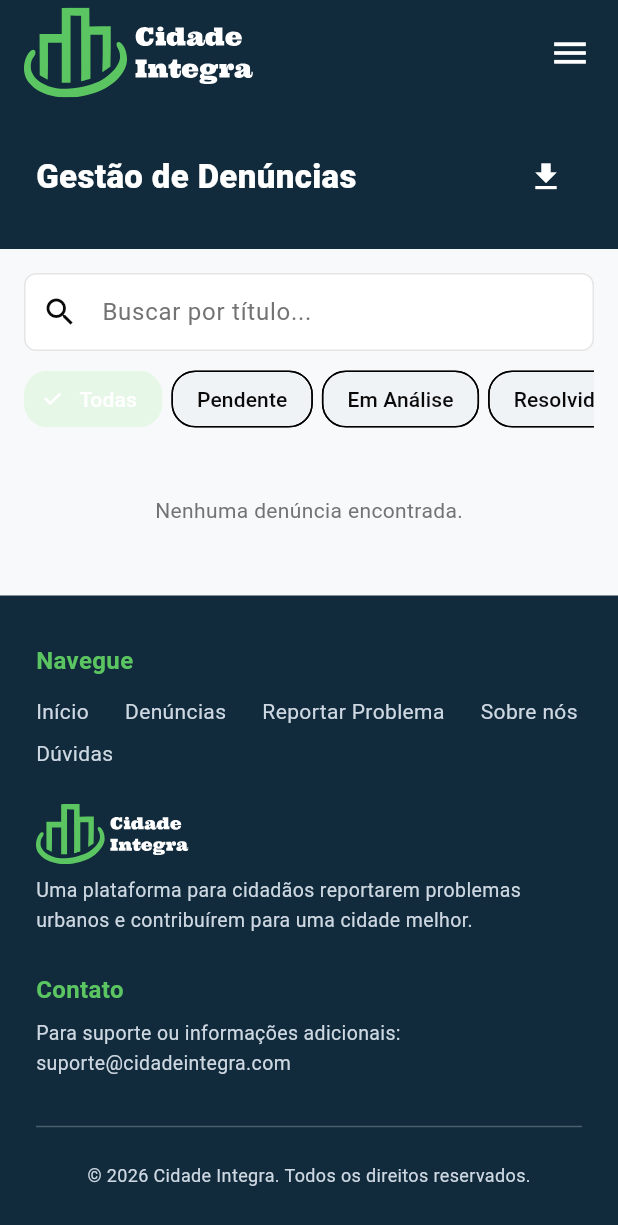
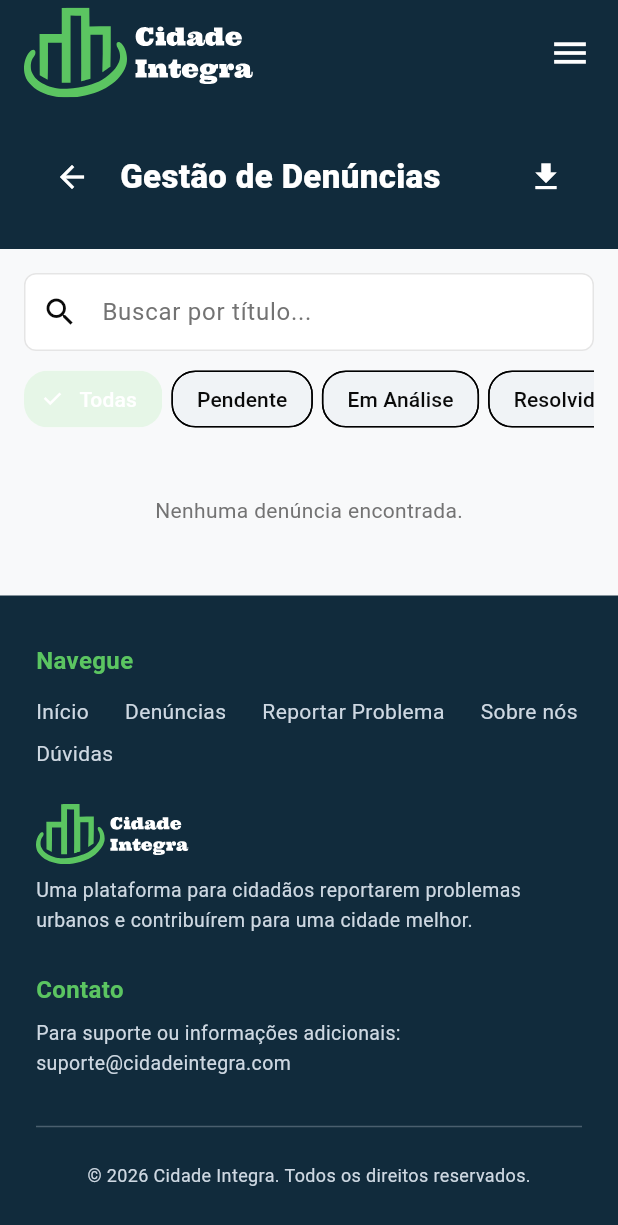
Before and after one commit to cidade-integra/cidade-integra-mobile, a Flutter app: the AdminDenunciasScreen screen opened by its route, on a phone screen of 412 x 824 dp. Shown: the top 1225 px of the screen. Run offline on Flutter 3.47's test engine with Material 3 defaults, Android fonts, the phone set to English and light mode, and no system bars; our stand-ins replace cloud_firestore, firebase_auth, firebase_core, flutter_map, flutter_svg, go_router and 5 more; accounts and stored records are empty.

Commit message:
feat: add back navigation buttons to admin management screens

```diff
--- a/cidade_integra/lib/screens/admin/admin_denuncias_screen.dart
+++ b/cidade_integra/lib/screens/admin/admin_denuncias_screen.dart
@@ -149,6 +149,12 @@ class _AdminDenunciasScreenState extends State<AdminDenunciasScreen> {
           color: AppColors.azul,
           child: Row(
             children: [
+              IconButton(
+                icon: const Icon(Icons.arrow_back, color: Colors.white),
+                tooltip: 'Voltar',
+                onPressed: () => context.go('/admin'),
+              ),
+              const SizedBox(width: 8),
               const Expanded(
                 child: Text(
                   'Gestão de Denúncias',
--- a/cidade_integra/lib/screens/admin/admin_usuarios_screen.dart
+++ b/cidade_integra/lib/screens/admin/admin_usuarios_screen.dart
@@ -136,6 +136,12 @@ class _AdminUsuariosScreenState extends State<AdminUsuariosScreen> {
           color: AppColors.azul,
           child: Row(
             children: [
+              IconButton(
+                icon: const Icon(Icons.arrow_back, color: Colors.white),
+                tooltip: 'Voltar',
+                onPressed: () => context.go('/admin'),
+              ),
+              const SizedBox(width: 8),
               const Expanded(
                 child: Text(
                   'Gestão de Usuários',
```
